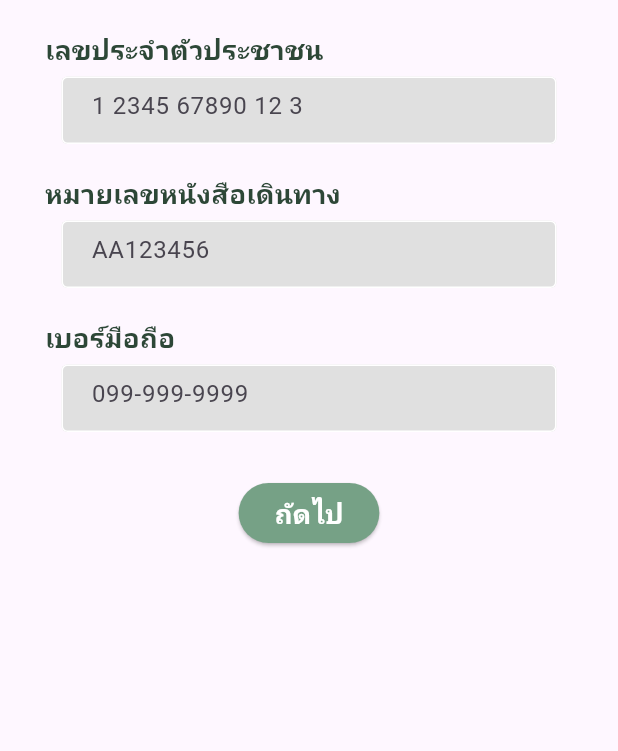
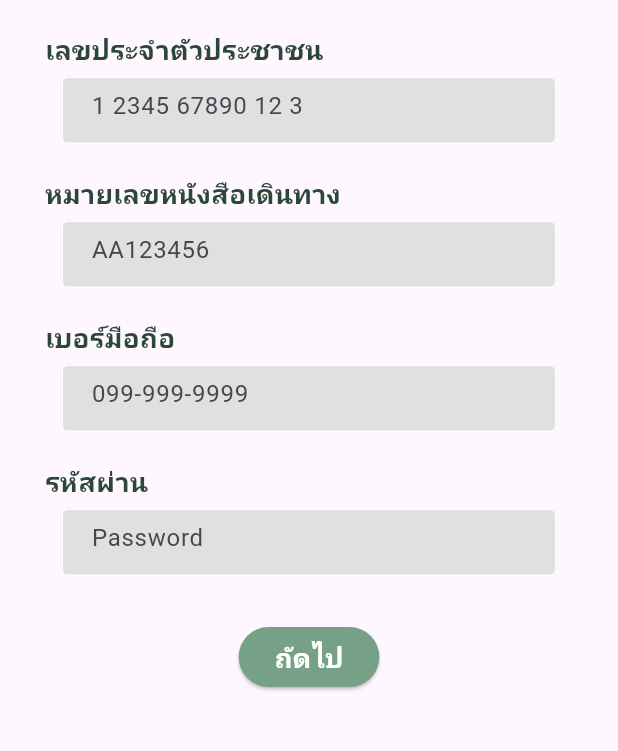
Before and after one commit to u6587051/DST66-1_ITDS283_MobileApplication, a Flutter app: the screen it shows after launch, on a phone screen of 412 x 824 dp, the part 90-841 px from its top. Run offline on Flutter 3.47's test engine with Material 3 defaults, Android fonts, the phone set to English and light mode, and no system bars; our stand-ins replace carousel_slider, firebase_core, go_router, google_maps_flutter, location; accounts and stored records are empty; Roboto replaces fonts that are missing (Kanit).

Commit message:
Formkey  + Profie.dart
Formkey + สร้าง Profile.dart ใน Folder Model สำหรับเก็บข้อมูลหลังจาก User กรอกใน TextFormField เช่น CitizenID Password PhoneNO

```diff
--- a/pj_vaccinepassport/lib/create_account/create-account_1.dart
+++ b/pj_vaccinepassport/lib/create_account/create-account_1.dart
@@ -1,13 +1,23 @@
 import 'package:flutter/material.dart';
 import 'package:flutter/services.dart';
 import 'package:pj_vaccinepassport/create_account/create-account_2.dart';
+import 'package:pj_vaccinepassport/model/Profile.dart';
 
-class CreateAccount1 extends StatelessWidget {
+class CreateAccount1 extends StatefulWidget {
   const CreateAccount1({Key? key}) : super(key: key);
+
+  @override
+  State<CreateAccount1> createState() => _CreateAccount1State();
+}
+
+class _CreateAccount1State extends State<CreateAccount1> {
+  final formkey = GlobalKey<FormState>();
+  Profile profile = Profile();
 
   @override
   Widget build(BuildContext context) {
     return Scaffold(
+        resizeToAvoidBottomInset: false,
         appBar: PreferredSize(
           preferredSize: Size.fromHeight(60),
           child: Stack(
@@ -52,6 +62,8 @@ class CreateAccount1 extends StatelessWidget {
           ),
         ),
         body: Container(
+          child: Form(
+            key: formkey,
             child: Column(children: [
               Row(
                 mainAxisAlignment: MainAxisAlignment.start,
@@ -76,6 +88,9 @@ class CreateAccount1 extends StatelessWidget {
                 width: 330,
                 height: 45,
                 child: TextFormField(
+                  onSaved: (citizenid) {
+                    profile.CitizenID = citizenid;
+                  },
                   keyboardType: TextInputType.number,
                   inputFormatters: <TextInputFormatter>[
                     // for below version 2 use this
@@ -126,6 +141,9 @@ class CreateAccount1 extends StatelessWidget {
                 width: 330,
                 height: 45,
                 child: TextFormField(
+                  onSaved: (passportnumber) {
+                    profile.PassportNumber = passportnumber;
+                  },
                   maxLength: 8,
                   decoration: InputDecoration(
                     counterText: '',
@@ -169,6 +187,9 @@ class CreateAccount1 extends StatelessWidget {
                 width: 330,
                 height: 45,
                 child: TextFormField(
+                  onSaved: (phonenumber) {
+                    profile.Phonenumber = phonenumber;
+                  },
                   keyboardType: TextInputType.number,
                   inputFormatters: <TextInputFormatter>[
                     // for below version 2 use this
@@ -196,9 +217,60 @@ class CreateAccount1 extends StatelessWidget {
                   style: TextStyle(color: Colors.black),
                 ),
               ),
+              Row(
+                mainAxisAlignment: MainAxisAlignment.start,
+                children: [
+                  Padding(
+                    padding: const EdgeInsets.fromLTRB(30, 20, 0, 0),
+                    child: Text(
+                      'รหัสผ่าน',
+                      textAlign: TextAlign.left,
+                      style: TextStyle(
+                        color: Color.fromARGB(255, 45, 71, 55),
+                        fontSize: 18,
+                        fontFamily: 'Kanit',
+                        fontWeight: FontWeight.bold,
+                      ),
+                    ),
+                  ),
+                ],
+              ),
+              SizedBox(height: 5),
+              SizedBox(
+                width: 330,
+                height: 45,
+                child: TextFormField(
+                  onSaved: (password) {
+                    profile.Password = password;
+                  },
+                  obscureText: true,
+                  maxLength: 25,
+                  decoration: InputDecoration(
+                    counterText: '',
+                    hintText: 'Password',
+                    fillColor: Colors.grey[300],
+                    filled: true,
+                    labelStyle: TextStyle(color: Colors.black),
+                    enabledBorder: OutlineInputBorder(
+                      borderSide: BorderSide(color: Colors.white),
+                    ),
+                    focusedBorder: OutlineInputBorder(
+                      borderSide: BorderSide(color: Colors.white),
+                    ),
+                    border: OutlineInputBorder(
+                        borderRadius: BorderRadius.circular(20.0)),
+                    contentPadding: EdgeInsets.all(16),
+                  ),
+                  style: TextStyle(color: Colors.black),
+                ),
+              ),
               SizedBox(height: 30),
               ElevatedButton(
                 onPressed: () {
+                  formkey.currentState?.save();
+                  print(
+                      "email = ${profile.CitizenID} password = ${profile.Password}, PhoneNO = ${profile.Phonenumber}, Passport = ${profile.PassportNumber}");
+                  formkey.currentState?.reset();
                   Navigator.push(
                     context,
                     MaterialPageRoute(
@@ -220,6 +292,7 @@ class CreateAccount1 extends StatelessWidget {
                 ),
               ),
             ]),
+          ),
         ));
   }
 }
--- a/pj_vaccinepassport/lib/create_account/create-account_2.dart
+++ b/pj_vaccinepassport/lib/create_account/create-account_2.dart
@@ -84,7 +84,7 @@ class _CreateAccount2State extends State<CreateAccount2> {
               height: 45,
               child: TextFormField(
                 keyboardType: TextInputType.text,
-                maxLength: 6,
+                maxLength: 25,
                 decoration: InputDecoration(
                   counterText: '',
                   hintText: 'นาย',
@@ -215,6 +215,7 @@ class _CreateAccount2State extends State<CreateAccount2> {
               height: 45,
               child: TextFormField(
                 controller: _date,
+                keyboardType: TextInputType.datetime,
                 decoration: InputDecoration(
                   suffixIcon: Icon(
                     Icons.calendar_month_rounded,
--- /dev/null
+++ b/pj_vaccinepassport/lib/model/profile.dart
@@ -0,0 +1,20 @@
+class Profile {
+  String? CitizenID;
+  String? PassportNumber;
+  String? Phonenumber;
+  String? Password;
+  String? Title;
+  String? Firstname;
+  String? Surname;
+  DateTime? DoB;
+
+  Profile(
+      {this.CitizenID,
+      this.PassportNumber,
+      this.Phonenumber,
+      this.Password,
+      this.Title,
+      this.Firstname,
+      this.Surname,
+      this.DoB});
+}
```
Also changed, not shown: pj_vaccinepassport/firebase.json (added), pj_vaccinepassport/lib/firebase_options.dart (added), 3 other files. Lines whose indentation alone changed are shown as unchanged.
